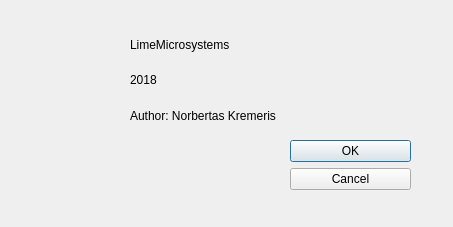
First picture: the form in about_dialog.ui, repository myriadrf/touch-runner, before the edit.
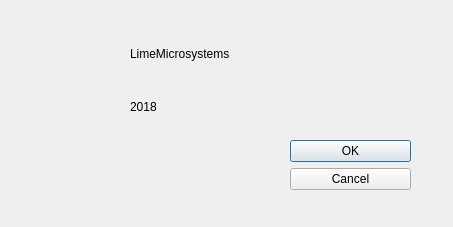
Second picture: the form after the edit. Icons and pictures are not drawn.

Diff of the .ui file:
```diff
--- a/about_dialog.ui
+++ b/about_dialog.ui
@@ -53,13 +53,6 @@
       </property>
      </widget>
     </item>
-    <item>
-     <widget class="QLabel" name="label_3">
-      <property name="text">
-       <string>Author: Norbertas Kremeris</string>
-      </property>
-     </widget>
-    </item>
    </layout>
   </widget>
   <widget class="QLabel" name="label_4">
```
Left out of the diff: 6 changed lines with no effect on the pictures.
